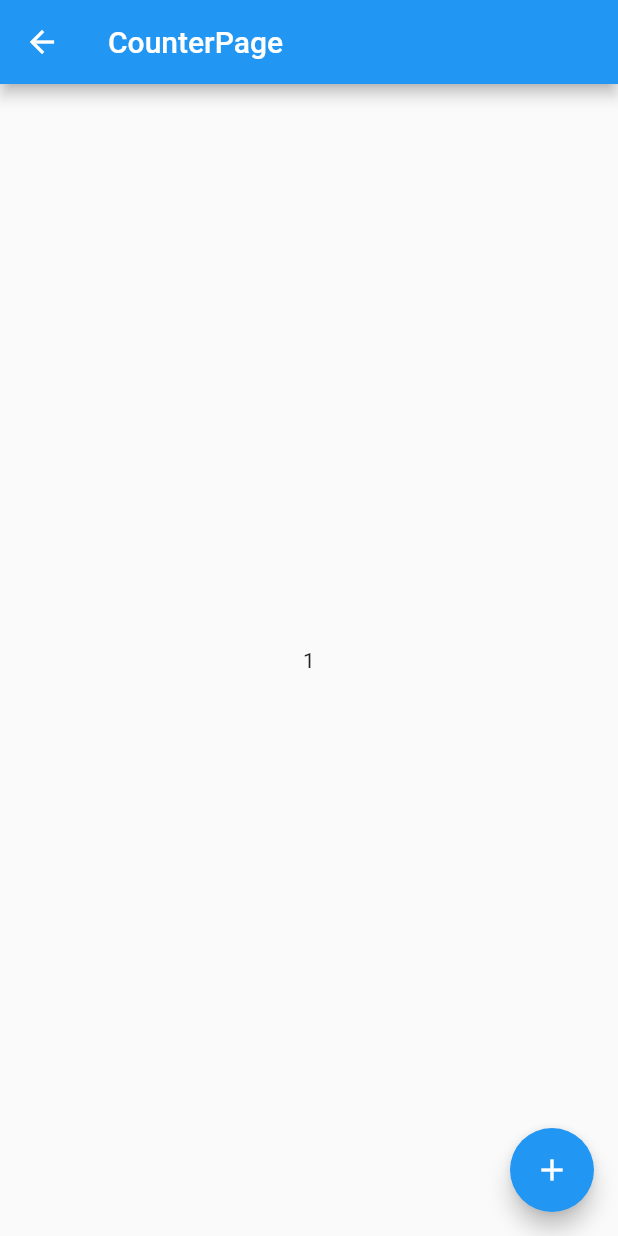
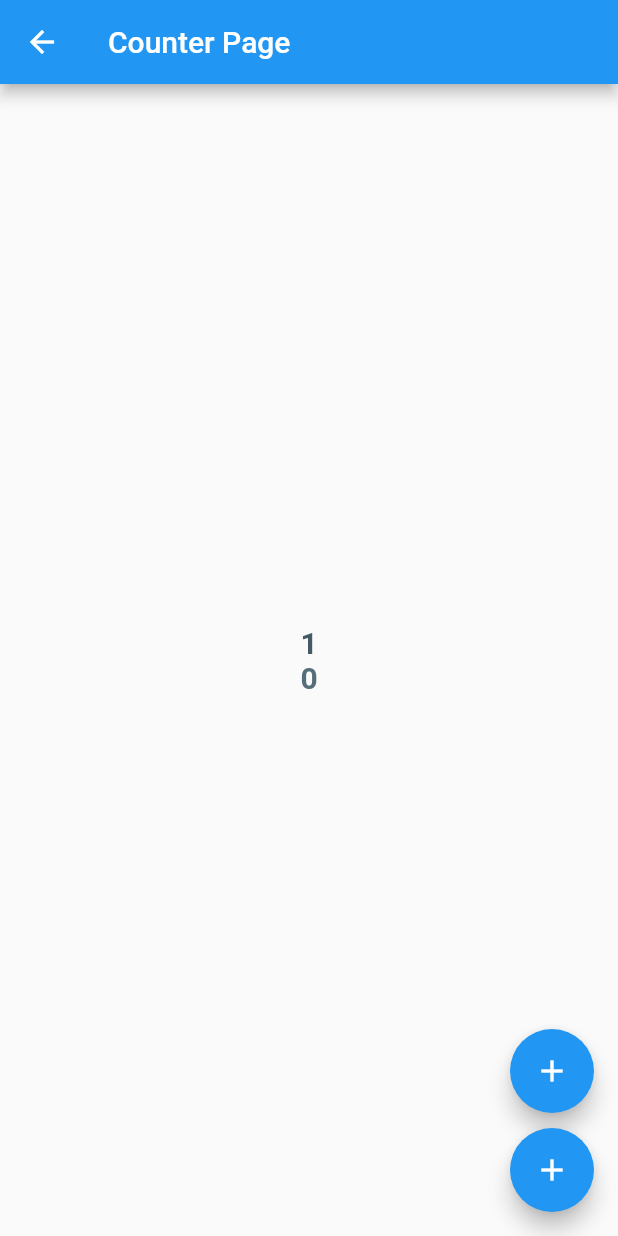
Before and after one commit to armandosalazar/flutter_getx, a Flutter app: the CounterPage screen opened by its route, after a tap on the "add" icon, on a phone screen of 412 x 824 dp. Run offline on Flutter 3.47's test engine with Material 2 defaults, Android fonts, the phone set to English and light mode, and no system bars; our stand-ins replace get; Roboto replaces fonts that are missing (San).

Commit message:
Add RxInt and Observable use

```diff
--- a/lib/app/controller/counter_controller.dart
+++ b/lib/app/controller/counter_controller.dart
@@ -1,7 +1,8 @@
 import 'package:get/get.dart';
 
 class CounterController extends GetxController {
-  int numbers = 0;
+  int number = 0;
+  RxInt number2 = 0.obs;
 
   @override
   void onInit() {
@@ -25,9 +26,13 @@ class CounterController extends GetxController {
   }
 
   void increment() {
-    numbers++;
+    number++;
     // Redibuja la pantalla como StatefulWidget, entonces no tiene caso,
     // es aquí donde surgen las variables reactivas.
     update();
   }
+
+  void increment2() {
+    number2.value++;
+  }
 }
--- a/lib/app/ui/pages/counter/counter_page.dart
+++ b/lib/app/ui/pages/counter/counter_page.dart
@@ -6,19 +6,59 @@ class CounterPage extends GetView<CounterController> {
   @override
   Widget build(BuildContext context) {
     return GetBuilder<CounterController>(
-      init: CounterController(),
-      initState: (_) {},
+      // init: CounterController(),
+      // initState: (_) {},
       builder: (_) {
+        print('[ Redraw Counter Page ]');
         return Scaffold(
-          appBar: AppBar(title: Text('CounterPage')),
+          appBar: AppBar(
+            title: Text('Counter Page'),
+          ),
           body: SafeArea(
             child: Center(
-              child: Text('${_.numbers}'),
+              child: Column(
+                mainAxisAlignment: MainAxisAlignment.center,
+                children: [
+                  Text(
+                    '${_.number}',
+                    style: TextStyle(
+                      fontSize: 20.0,
+                      fontWeight: FontWeight.bold,
+                      color: Colors.blueGrey[700],
+                    ),
+                  ),
+                  Obx(() {
+                    print('[ Redraw Text ]');
+                    return Text(
+                      '${_.number2.value}',
+                      style: TextStyle(
+                        fontSize: 20.0,
+                        fontWeight: FontWeight.bold,
+                        color: Colors.blueGrey[600],
+                      ),
+                    );
+                  }),
+                ],
+              ),
             ),
           ),
-          floatingActionButton: FloatingActionButton(
-            child: Icon(Icons.add),
-            onPressed: () => _.increment(),
+          floatingActionButton: Column(
+            mainAxisAlignment: MainAxisAlignment.end,
+            children: [
+              FloatingActionButton(
+                heroTag: null,
+                child: Icon(Icons.add),
+                onPressed: () => _.increment(),
+              ),
+              SizedBox(
+                height: 10.0,
+              ),
+              FloatingActionButton(
+                heroTag: null,
+                child: Icon(Icons.add),
+                onPressed: () => _.increment2(),
+              ),
+            ],
           ),
         );
       },
```
